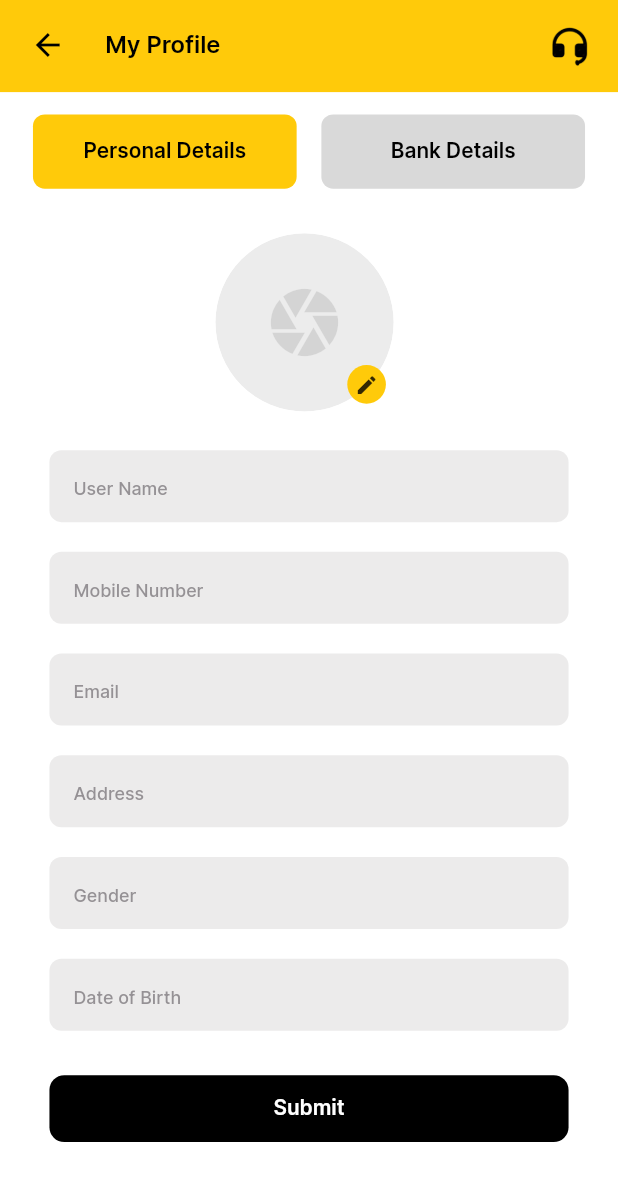
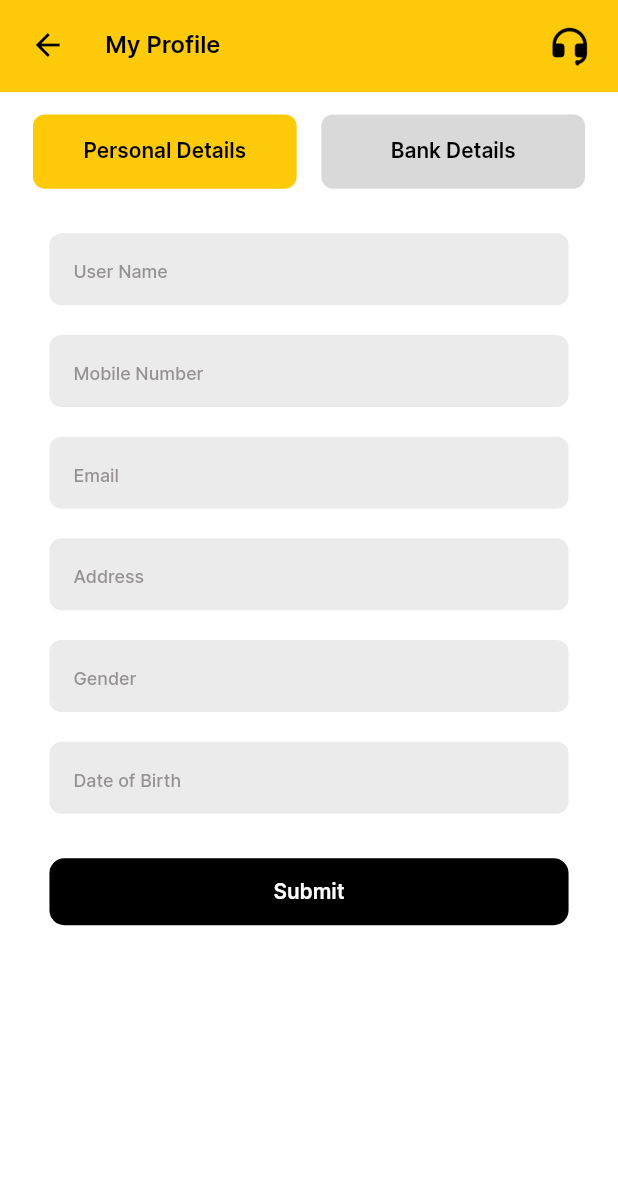
Before and after one commit to Anikshakya/Pecon, a Flutter app: the ProfileFormPage screen opened directly, on a phone screen of 412 x 824 dp. Shown: the top 1181 px of the screen. Run offline on Flutter 3.47's test engine with Material 3 defaults, Android fonts, the phone set to English and light mode, and no system bars; our stand-ins replace carousel_slider, dio, flutter_screenutil, get, get_storage, image_cropper and 1 more; missing offline and left inert: qr_code_scanner, scan; accounts and stored records are empty.

Commit message:
[removed change image]

```diff
--- a/lib/src/view/profile_form_page.dart
+++ b/lib/src/view/profile_form_page.dart
@@ -144,8 +144,8 @@ class _ProfileFormPageState extends State<ProfileFormPage> {
       padding: EdgeInsets.symmetric(horizontal: 10.w, vertical: 30.0.h),
       child: Column(
         children: [
-          changeProfilePic(),
-          SizedBox(height: 20.h,),
+          // changeProfilePic(),
+          // SizedBox(height: 20.h,),
           profileInfoForm(),
         ],
       )
```
